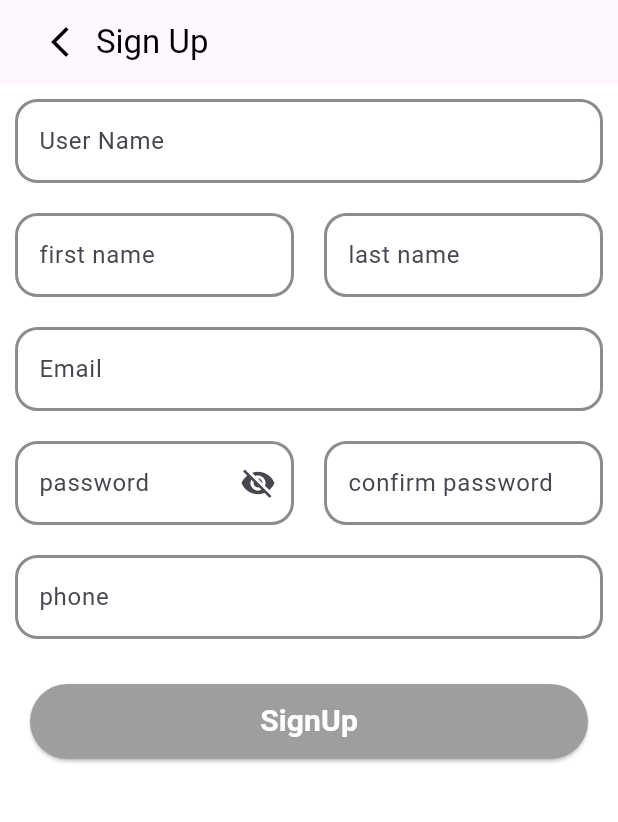
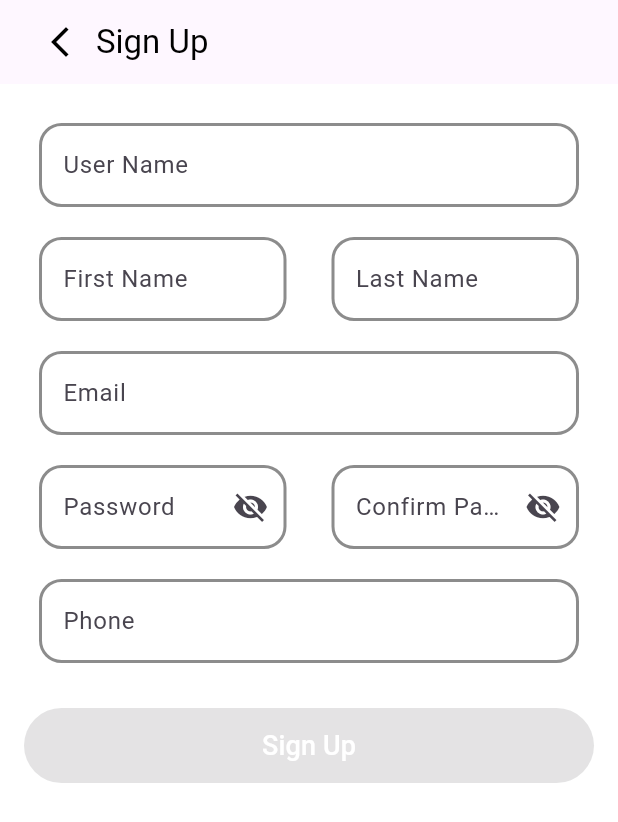
Before and after one commit to kerols20/Exam_c3, a Flutter app: the screen it shows after launch, after a tap on "Login", after a tap on "Sign up", on a phone screen of 412 x 824 dp. Shown: the top 822 px of the screen. Run offline on Flutter 3.47's test engine with Material 3 defaults, Android fonts, the phone set to English and light mode, and no system bars; our stand-ins replace dio, flutter_screenutil, get_it, injectable, retrofit; generated files the repository leaves out were written again.

Commit message:
finished signUp Screen

```diff
--- /dev/null
+++ b/lib/Data/Data_Source/SignUp_Data_Source.dart
@@ -0,0 +1,5 @@
+import '../../api/Request/Request.dart';
+
+abstract class SignUpDataSource{
+  Future<void> signUp(SignUpRequest request);
+}
--- /dev/null
+++ b/lib/api/Request/Request.dart
@@ -0,0 +1,40 @@
+import 'package:flutter/cupertino.dart';
+import 'package:injectable/injectable.dart';
+import 'package:json_annotation/json_annotation.dart';
+
+part 'Request.g.dart';
+@JsonSerializable()
+class SignUpRequest {
+  @JsonKey(name: "username")
+  final String? username;
+  @JsonKey(name: "firstName")
+  final String? firstName;
+  @JsonKey(name: "lastName")
+  final String? lastName;
+  @JsonKey(name: "email")
+  final String? email;
+  @JsonKey(name: "password")
+  final String? password;
+  @JsonKey(name: "rePassword")
+  final String? rePassword;
+  @JsonKey(name: "phone")
+  final String? phone;
+
+  SignUpRequest ({
+    this.username,
+    this.firstName,
+    this.lastName,
+    this.email,
+    this.password,
+    this.rePassword,
+    this.phone,
+  });
+
+  factory SignUpRequest.fromJson(Map<String, dynamic> json) {
+    return _$SignUpRequestFromJson(json);
+  }
+
+  Map<String, dynamic> toJson() {
+    return _$SignUpRequestToJson(this);
+  }
+}
--- a/lib/core/Routs/App_Routs_page.dart
+++ b/lib/core/Routs/App_Routs_page.dart
@@ -10,7 +10,7 @@ interface class App_Routs_page {
         return MaterialPageRoute(builder: (context) => const LoginScreen());
 
       case App_Routs_names.signUpScreen:
-        return MaterialPageRoute(builder: (context) => const signUp());
+        return MaterialPageRoute(builder: (context) => const SignUpScreen());
 
       default:
         return MaterialPageRoute(builder: (context) => const LoginScreen());
--- /dev/null
+++ b/lib/domin/UsaCase/SignUp_UsaCase.dart
@@ -0,0 +1,12 @@
+import 'package:injectable/injectable.dart';
+
+import '../../api/Request/Request.dart';
+import '../repositries/SignUp_reposetries.dart';
+@injectable
+class SignUp_UsaCase{
+  SignUp_Rpo _signUp_Rpo;
+  SignUp_UsaCase(this._signUp_Rpo);
+  Future<void> signUp(SignUpRequest request){
+    return _signUp_Rpo.signUp(request);
+  }
+}
--- /dev/null
+++ b/lib/domin/repositries/SignUp_reposetries.dart
@@ -0,0 +1,5 @@
+import '../../api/Request/Request.dart';
+
+abstract class SignUp_Rpo{
+  Future<void> signUp(SignUpRequest request);
+}
--- a/lib/main.dart
+++ b/lib/main.dart
@@ -3,9 +3,11 @@ import 'package:flutter_screenutil/flutter_screenutil.dart';
 
 import 'core/Routs/App_Routs_names.dart';
 import 'core/Routs/App_Routs_page.dart';
+import 'di/di.dart';
 
 void main() {
-  runApp(const MyApp());
+  configureDependencies();
+  runApp( MyApp());
 }
 
 class MyApp extends StatelessWidget {
--- a/lib/singUp/signup.dart
+++ b/lib/singUp/signup.dart
@@ -1,27 +1,40 @@
 import 'package:flutter/material.dart';
 import 'package:project_one_c3_team/widget/custom_Button.dart';
+import 'package:project_one_c3_team/api/Request/Request.dart';
+import 'package:project_one_c3_team/di/di.dart';
+import 'package:dio/dio.dart';
+import '../viweModel/viweModel.dart';
 
-class signUp extends StatefulWidget {
-  const signUp({super.key});
+class SignUpScreen extends StatefulWidget {
+  const SignUpScreen({super.key});
 
   @override
-  State<signUp> createState() => _signUpState();
+  State<SignUpScreen> createState() => _SignUpScreenState();
 }
 
-class _signUpState extends State<signUp> {
-  bool isVaild = false;
-  final _formKey2 = GlobalKey<FormState>();
-  TextEditingController emailController = TextEditingController();
-  TextEditingController passwordController = TextEditingController();
-  TextEditingController cofirmpasswordController = TextEditingController();
-  TextEditingController firstnameController = TextEditingController();
-  TextEditingController phoneController = TextEditingController();
-  TextEditingController lastnameController = TextEditingController();
-  TextEditingController usernameController = TextEditingController();
+class _SignUpScreenState extends State<SignUpScreen> {
+  final _formKey = GlobalKey<FormState>();
+  bool isValid = false;
+
+  final emailController = TextEditingController();
+  final passwordController = TextEditingController();
+  final confirmPasswordController = TextEditingController();
+  final firstNameController = TextEditingController();
+  final lastNameController = TextEditingController();
+  final phoneController = TextEditingController();
+  final usernameController = TextEditingController();
+
+  late final viewModel _viewModel;
+
+  @override
+  void initState() {
+    super.initState();
+    _viewModel = getIt<viewModel>();
+  }
 
   @override
   Widget build(BuildContext context) {
-    return  Scaffold(
+    return Scaffold(
       backgroundColor: Colors.white,
       appBar: AppBar(
         automaticallyImplyLeading: false,
@@ -29,190 +42,171 @@ class _signUpState extends State<signUp> {
           children: [
             IconButton(
               icon: Icon(Icons.arrow_back_ios_new, color: Colors.black),
-              onPressed: () {
-                Navigator.pop(context);
-              },
+              onPressed: () => Navigator.pop(context),
             ),
-            Text(
-              "Sign Up",
-              style: TextStyle(color: Colors.black),
-            ),
+            const Text("Sign Up", style: TextStyle(color: Colors.black)),
           ],
         ),
         centerTitle: false,
       ),
       body: Form(
-        key: _formKey2,
+        key: _formKey,
+        child: SingleChildScrollView(
+          padding: const EdgeInsets.all(16),
           child: Column(
             children: [
               CustomFormField(
-              validator: (value) {
-                if (value == null || value.isEmpty) {
-                  return 'Please enter your user name';
-                }
-                return null;
-              },
-              onChanged: (value) {
-                setState(() {
-                  isVaild = _formKey2.currentState!.validate();
-                });
-              },
                 controller: usernameController,
                 labelText: "User Name",
                 hintText: "Enter your user name",
-            ), // user name
+                validator: (val) =>
+                val == null || val.isEmpty
+                    ? 'Required'
+                    : null,
+                onChanged: (_) => _updateFormValidity(),
+              ),
               Row(
                 children: [
                   Expanded(
                     child: CustomFormField(
-                    validator: (value) {
-                      if (value == null || value.isEmpty) {
-                        return 'Please enter your first name';
-                      }
-                      return null;
-                    },
-                    onChanged: (value) {
-                      setState(() {
-                        isVaild = _formKey2.currentState!.validate();
-                      });
-                    },
-                    controller: firstnameController,
-                    labelText: "first name",
+                      controller: firstNameController,
+                      labelText: "First Name",
                       hintText: "Enter your first name",
-                    keyboardType: TextInputType.name,
-                  ),// first name
-                ), Expanded(
+                      validator: (val) =>
+                      val == null || val.isEmpty
+                          ? 'Required'
+                          : null,
+                      onChanged: (_) => _updateFormValidity(),
+                    ),
+                  ),
+                  const SizedBox(width: 10),
+                  Expanded(
                     child: CustomFormField(
-                    validator: (value) {
-                      if (value == null || value.isEmpty) {
-                        return 'Please enter your last name';
-                      }
-                      return null;
-                    },
-                    onChanged: (value) {
-                      setState(() {
-                        isVaild = _formKey2.currentState!.validate();
-                      });
-                    },
-                    controller: lastnameController,
-                    labelText: "last name",
+                      controller: lastNameController,
+                      labelText: "Last Name",
                       hintText: "Enter your last name",
-                    keyboardType: TextInputType.emailAddress,
-                  ), // last name
+                      validator: (val) =>
+                      val == null || val.isEmpty
+                          ? 'Required'
+                          : null,
+                      onChanged: (_) => _updateFormValidity(),
+                    ),
                   ),
                 ],
               ),
               CustomFormField(
                 controller: emailController,
-              validator: (value) {
-                if (value == null || value.isEmpty) {
-                  return 'Please enter your email';
-                }
-                return null;
-              },
-              onChanged: (value) {
-                setState(() {
-                  isVaild = _formKey2.currentState!.validate();
-                });
-              },
                 labelText: "Email",
                 hintText: "Enter your email",
                 keyboardType: TextInputType.emailAddress,
-            ), // email
+                validator: (val) =>
+                val == null || val.isEmpty
+                    ? 'Required'
+                    : null,
+                onChanged: (_) => _updateFormValidity(),
+              ),
               Row(
                 children: [
                   Expanded(
                     child: CustomFormField(
                       controller: passwordController,
-                    validator: (value) {
-                      if (value == null || value.isEmpty) {
-                        return 'Please enter your password';
-                      }
+                      labelText: "Password",
+                      hintText: "Enter your password",
+                      isPassword: true,
+                      suffixIcon: Icons.visibility,
+                      validator: (val) =>
+                      val == null || val.isEmpty
+                          ? 'Required'
+                          : null,
+                      onChanged: (_) => _updateFormValidity(),
+                    ),
+                  ),
+                  const SizedBox(width: 10),
+                  Expanded(
+                    child: CustomFormField(
+                      controller: confirmPasswordController,
+                      labelText: "Confirm Password",
+                      hintText: "Confirm your password",
+                      isPassword: true,
+                      validator: (val) {
+                        if (val == null || val.isEmpty) return 'Required';
+                        if (val != passwordController.text)
+                          return 'Passwords do not match';
                         return null;
                       },
-                    onChanged: (value) {
-                      setState(() {
-                        isVaild = _formKey2.currentState!.validate();
-                      });
-                    },
-                    isPassword: true,
-                    suffixIcon: Icons.visibility,
-                    labelText: "password",
-                    hintText: "Enter your password",
-                    keyboardType: TextInputType.visiblePassword,
-                  ),
-                ), Expanded(
-                  child: CustomFormField(
-                    controller: cofirmpasswordController,
-                    validator: (value) {
-                      if (value == null || value.isEmpty || value != passwordController.text) {
-                        return 'Please enter your correct password';
-                      }
-                      return null;
-                    },
-                    onChanged: (value) {
-                      setState(() {
-                        isVaild = _formKey2.currentState!.validate();
-                      });
-                    },
-                    labelText: "confirm password",
-                    hintText: "confirm your password",
-                    keyboardType: TextInputType.visiblePassword,
+                      onChanged: (_) => _updateFormValidity(),
                     ),
                   ),
                 ],
               ),
               CustomFormField(
                 controller: phoneController,
-              validator: (value) {
-                if (value == null || value.isEmpty) {
-                  return 'Please enter your phone';
-                }
-                return null;
-              },
-              onChanged: (value) {
-                setState(() {
-                  isVaild = _formKey2.currentState!.validate();
-                });
-              },
-              labelText: "phone",
+                labelText: "Phone",
                 hintText: "Enter your phone",
+                keyboardType: TextInputType.phone,
+                validator: (val) =>
+                val == null || val.isEmpty
+                    ? 'Required'
+                    : null,
+                onChanged: (_) => _updateFormValidity(),
               ),
-            SizedBox(height: 20),
-            Padding(
-                padding: const EdgeInsets.symmetric(horizontal: 20),
+              const SizedBox(height: 20),
+              SizedBox(
+                width: double.infinity,
+                height: 50,
                 child: ElevatedButton(
-                  onPressed: () {
-                    bool formValid = _formKey2.currentState!.validate();
-                    setState(() {
-                      isVaild = formValid;
-                    });
-                    if (formValid) {
-                      print("Form is valid, proceed to signUp");
-                    } else {
-                      print("Form is NOT valid");
-                    }
-                  },
+                  onPressed: isValid ? _onSignUpPressed : null,
                   style: ElevatedButton.styleFrom(
-                    backgroundColor: isVaild ? Colors.blue : Colors.grey,
-                    minimumSize: Size(double.infinity, 50),
+                    backgroundColor: isValid ? Colors.blue : Colors.grey,
                     shape: RoundedRectangleBorder(
                       borderRadius: BorderRadius.circular(25),
                     ),
                   ),
-                  child: Text(
-                    "SignUp",
-                    style: TextStyle(
-                      color: Colors.white,
-                      fontSize: 20,
-                      fontWeight: FontWeight.bold,
+                  child: const Text(
+                    "Sign Up",
+                    style: TextStyle(color: Colors.white, fontSize: 18),
                   ),
                 ),
               )
+            ],
           ),
-          ],
         ),
       ),
     );
   }
+
+  void _updateFormValidity() {
+    setState(() {
+      isValid = _formKey.currentState?.validate() ?? false;
+    });
   }
+
+  void _onSignUpPressed() async {
+    if (!_formKey.currentState!.validate()) return;
+    final request = SignUpRequest(
+      username: usernameController.text.trim(),
+      firstName: firstNameController.text.trim(),
+      lastName: lastNameController.text.trim(),
+      email: emailController.text.trim(),
+      password: passwordController.text.trim(),
+      rePassword: confirmPasswordController.text.trim(),
+      phone: phoneController.text.trim(),
+    );
+
+    try {
+      await _viewModel.signUp(request);
+      if (!mounted) return;
+      ScaffoldMessenger.of(context).showSnackBar(
+        const SnackBar(content: Text("Sign up successful")),
+      );
+    } catch (error) {
+      if (error is DioException) {
+        print("❌ Dio Error: ${error.response?.data}");
+        print("📦 Request: ${error.requestOptions.data}");
+        print("📤 Headers: ${error.requestOptions.headers}");
+      } else {
+        print("⚠️ Unknown Error: $error");
+      }
+    }
+  }
+}
--- /dev/null
+++ b/lib/viweModel/viweModel.dart
@@ -0,0 +1,13 @@
+import 'package:injectable/injectable.dart';
+
+import '../api/Request/Request.dart';
+import '../domin/UsaCase/SignUp_UsaCase.dart';
+
+@injectable
+class viewModel{
+  SignUp_UsaCase _case;
+  viewModel(this._case);
+  Future<void> signUp(SignUpRequest request){
+    return _case.signUp(request);
+  }
+}
```
Also changed, not shown: lib/Data/repositries_Imp/SignUp_Rpo_Imp.dart (added, +14 -0 lines), lib/api/Data_Source_Imp/SignUp_Data_Source_Imp.dart (added, +14 -0 lines), lib/api/api_clint/Api_Clint.dart (added, +13 -0 lines), lib/di/app_module.dart (added, +17 -0 lines), lib/di/di.dart (added, +13 -0 lines), pubspec.yaml (+10 -0 lines), pubspec.lock. Lines whose indentation alone changed are shown as unchanged.
